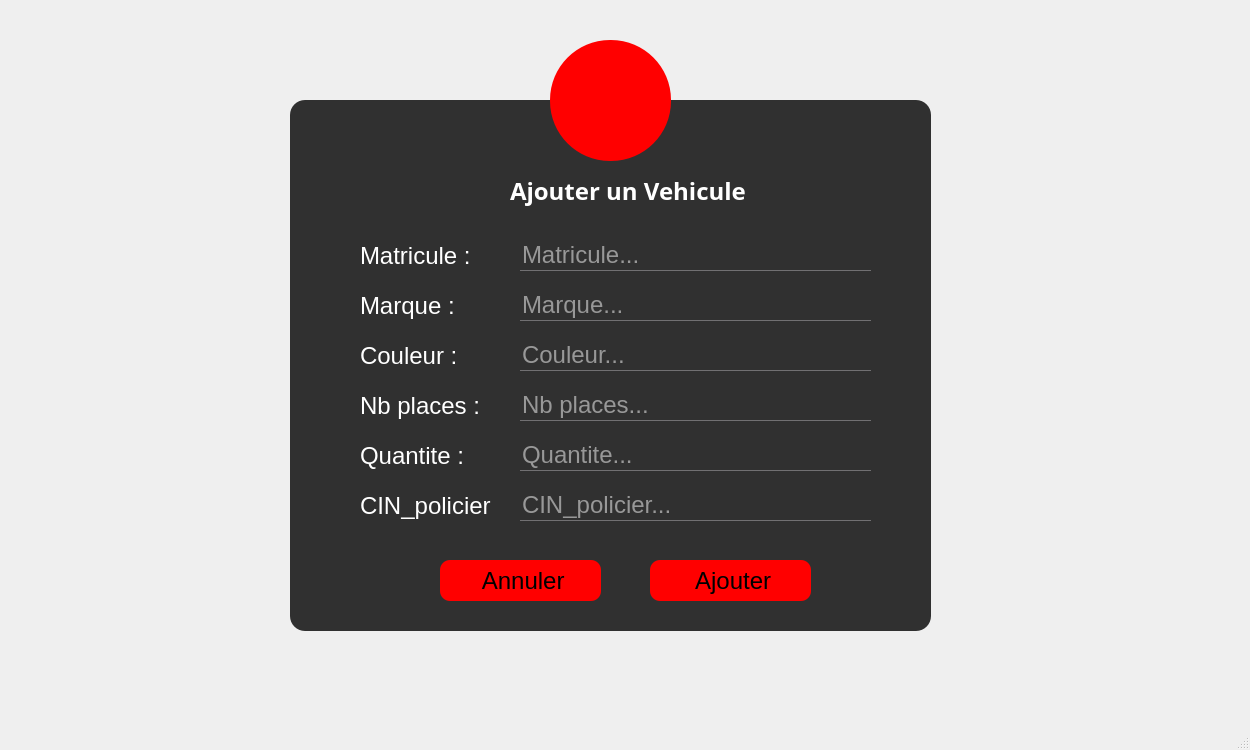
This is vehiculemission.ui in nefissaKhiari/Smart_Plolice_Station as Qt 5 draws it before an edit. The edited form follows.
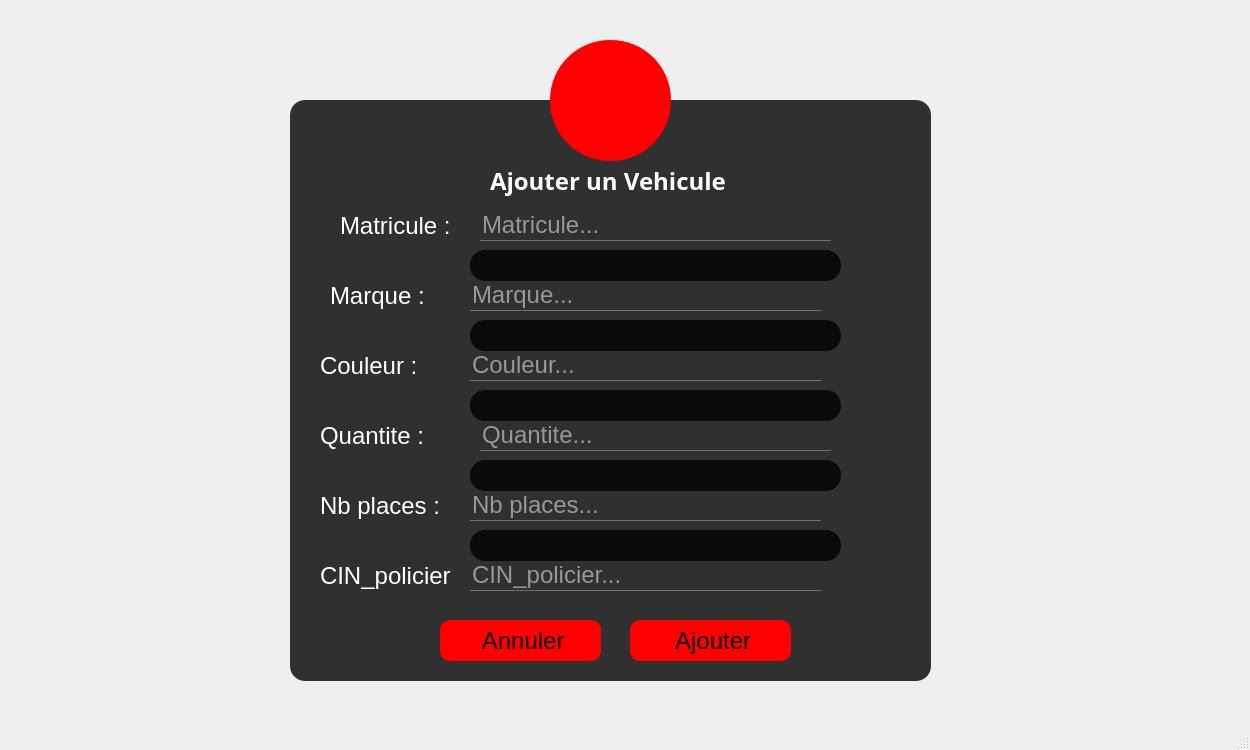
This is the edited form. The open tabs and pages were chosen to show the change. Icons and pictures are not drawn.

What changed in the file:
```diff
--- a/vehiculemission.ui
+++ b/vehiculemission.ui
@@ -705,7 +705,7 @@
         <x>290</x>
         <y>100</y>
         <width>641</width>
-        <height>531</height>
+        <height>581</height>
        </rect>
       </property>
       <property name="styleSheet">
@@ -720,8 +720,8 @@
       <widget class="QLabel" name="L_AjouterIntervenant">
        <property name="geometry">
         <rect>
-         <x>220</x>
-         <y>70</y>
+         <x>200</x>
+         <y>60</y>
          <width>281</width>
          <height>41</height>
         </rect>
@@ -744,8 +744,8 @@
       <widget class="QLabel" name="L_AMatriculeVehicule">
        <property name="geometry">
         <rect>
-         <x>70</x>
-         <y>140</y>
+         <x>50</x>
+         <y>110</y>
          <width>121</width>
          <height>31</height>
         </rect>
@@ -760,8 +760,8 @@
       <widget class="QLabel" name="L_AMarqueVehicule">
        <property name="geometry">
         <rect>
-         <x>70</x>
-         <y>190</y>
+         <x>40</x>
+         <y>180</y>
          <width>121</width>
          <height>31</height>
         </rect>
@@ -776,8 +776,8 @@
       <widget class="QLabel" name="L_ACouleurVehicule">
        <property name="geometry">
         <rect>
-         <x>70</x>
-         <y>240</y>
+         <x>30</x>
+         <y>250</y>
          <width>121</width>
          <height>31</height>
         </rect>
@@ -792,8 +792,8 @@
       <widget class="QLabel" name="L_ANbplacesVehicule">
        <property name="geometry">
         <rect>
-         <x>70</x>
-         <y>290</y>
+         <x>30</x>
+         <y>390</y>
          <width>141</width>
          <height>31</height>
         </rect>
@@ -808,8 +808,8 @@
       <widget class="QLabel" name="L_AQuantiteVehicule">
        <property name="geometry">
         <rect>
-         <x>70</x>
-         <y>340</y>
+         <x>30</x>
+         <y>320</y>
          <width>141</width>
          <height>31</height>
         </rect>
@@ -824,8 +824,8 @@
       <widget class="QLineEdit" name="LE_AMatriculeVehicule">
        <property name="geometry">
         <rect>
-         <x>230</x>
-         <y>140</y>
+         <x>190</x>
+         <y>110</y>
          <width>351</width>
          <height>31</height>
         </rect>
@@ -840,8 +840,8 @@
       <widget class="QLineEdit" name="LE_AMarqueVehicule">
        <property name="geometry">
         <rect>
-         <x>230</x>
-         <y>190</y>
+         <x>180</x>
+         <y>180</y>
          <width>351</width>
          <height>31</height>
         </rect>
@@ -853,8 +853,8 @@
       <widget class="QLineEdit" name="LE_ACouleurVehicule">
        <property name="geometry">
         <rect>
-         <x>230</x>
-         <y>240</y>
+         <x>180</x>
+         <y>250</y>
          <width>351</width>
          <height>31</height>
         </rect>
@@ -866,8 +866,8 @@
       <widget class="QLineEdit" name="LE_ANbplacesVehicule">
        <property name="geometry">
         <rect>
-         <x>230</x>
-         <y>290</y>
+         <x>180</x>
+         <y>390</y>
          <width>351</width>
          <height>31</height>
         </rect>
@@ -879,8 +879,8 @@
       <widget class="QLineEdit" name="LE_AQuantiteVehicule">
        <property name="geometry">
         <rect>
-         <x>230</x>
-         <y>340</y>
+         <x>190</x>
+         <y>320</y>
          <width>351</width>
          <height>31</height>
         </rect>
@@ -895,8 +895,8 @@
       <widget class="QPushButton" name="B_AConfirmerVehicule">
        <property name="geometry">
         <rect>
-         <x>360</x>
-         <y>460</y>
+         <x>340</x>
+         <y>520</y>
          <width>161</width>
          <height>41</height>
         </rect>
@@ -919,7 +919,7 @@
        <property name="geometry">
         <rect>
          <x>150</x>
-         <y>460</y>
+         <y>520</y>
          <width>161</width>
          <height>41</height>
         </rect>
@@ -970,8 +970,8 @@
       <widget class="QLabel" name="L_ACinVehicule">
        <property name="geometry">
         <rect>
-         <x>70</x>
-         <y>390</y>
+         <x>30</x>
+         <y>460</y>
          <width>141</width>
          <height>31</height>
         </rect>
@@ -986,8 +986,8 @@
       <widget class="QLineEdit" name="LE_ACinVehicule">
        <property name="geometry">
         <rect>
-         <x>230</x>
-         <y>390</y>
+         <x>180</x>
+         <y>460</y>
          <width>351</width>
          <height>31</height>
         </rect>
@@ -999,6 +999,71 @@
         <string>CIN_policier...</string>
        </property>
       </widget>
+      <widget class="QLabel" name="matriculealert">
+       <property name="geometry">
+        <rect>
+         <x>180</x>
+         <y>150</y>
+         <width>371</width>
+         <height>31</height>
+        </rect>
+       </property>
+       <property name="text">
+        <string/>
+       </property>
+      </widget>
+      <widget class="QLabel" name="marquealert">
+       <property name="geometry">
+        <rect>
+         <x>180</x>
+         <y>220</y>
+         <width>371</width>
+         <height>31</height>
+        </rect>
+       </property>
+       <property name="text">
+        <string/>
+       </property>
+      </widget>
+      <widget class="QLabel" name="couleuralert">
+       <property name="geometry">
+        <rect>
+         <x>180</x>
+         <y>290</y>
+         <width>371</width>
+         <height>31</height>
+        </rect>
+       </property>
+       <property name="text">
+        <string/>
+       </property>
+      </widget>
+      <widget class="QLabel" name="quantitealerte">
+       <property name="geometry">
+        <rect>
+         <x>180</x>
+         <y>360</y>
+         <width>371</width>
+         <height>31</height>
+        </rect>
+       </property>
+       <property name="text">
+        <string/>
+       </property>
+      </widget>
+      <widget class="QLabel" name="nb_placesalert">
+       <property name="geometry">
+        <rect>
+         <x>180</x>
+         <y>430</y>
+         <width>371</width>
+         <height>31</height>
+        </rect>
+       </property>
+       <property name="text">
+        <string/>
+       </property>
+      </widget>
      </widget>
      <zorder>frame_4</zorder>
      <zorder>toolButton_3</zorder>
```
Left out of the diff: 18 changed lines with no effect on the pictures.
